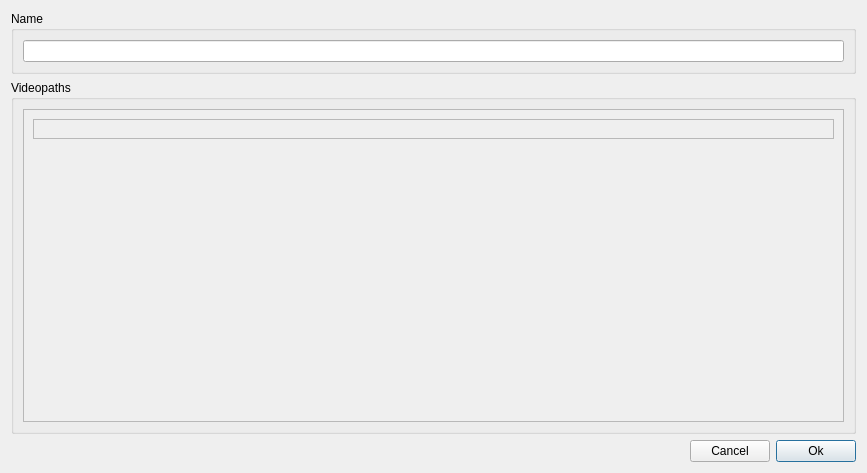
Before: the Qt Designer form src/ui/ui-files/NewTrialDialog.ui in XROMMPackages/xmalab, drawn with Qt 5.
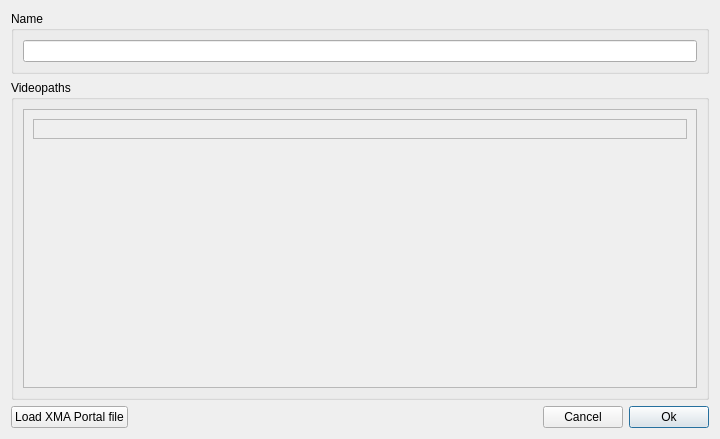
After: the same form once the commit is applied. Icons and pictures are not drawn.

Commit message: fixes #13 Trialdata exported from the portal can be used to create new Trials

Diff of the .ui file:
```diff
--- a/src/ui/ui-files/NewTrialDialog.ui
+++ b/src/ui/ui-files/NewTrialDialog.ui
@@ -6,8 +6,8 @@
    <rect>
     <x>0</x>
     <y>0</y>
-    <width>867</width>
-    <height>473</height>
+    <width>720</width>
+    <height>439</height>
    </rect>
   </property>
   <property name="windowTitle">
@@ -18,7 +18,7 @@
     <normaloff>:/images/resource-files/icons/XMALab-Icon.png</normaloff>:/images/resource-files/icons/XMALab-Icon.png</iconset>
   </property>
   <layout class="QGridLayout" name="gridLayout_4">
-   <item row="3" column="0">
+   <item row="3" column="1">
     <spacer name="horizontalSpacer">
      <property name="orientation">
       <enum>Qt::Horizontal</enum>
@@ -31,21 +31,28 @@
      </property>
     </spacer>
    </item>
-   <item row="3" column="2">
+   <item row="3" column="3">
     <widget class="QPushButton" name="pushButton_OK">
      <property name="text">
       <string>Ok</string>
      </property>
     </widget>
    </item>
-   <item row="3" column="1">
+   <item row="3" column="2">
     <widget class="QPushButton" name="pushButton_Cancel">
      <property name="text">
       <string>Cancel</string>
      </property>
     </widget>
    </item>
-   <item row="2" column="0" colspan="3">
+   <item row="3" column="0">
+    <widget class="QPushButton" name="pushButton_LoadXMA">
+     <property name="text">
+      <string>Load XMA Portal file</string>
+     </property>
+    </widget>
+   </item>
+   <item row="2" column="0" colspan="4">
     <widget class="QGroupBox" name="groupBox">
      <property name="title">
       <string>Videopaths</string>
@@ -61,8 +68,8 @@
           <rect>
            <x>0</x>
            <y>0</y>
-           <width>811</width>
-           <height>268</height>
+           <width>680</width>
+           <height>298</height>
           </rect>
          </property>
          <layout class="QGridLayout" name="gridLayout_2">
@@ -97,7 +104,7 @@
      </layout>
     </widget>
    </item>
-   <item row="1" column="0" colspan="3">
+   <item row="1" column="0" colspan="4">
     <widget class="QGroupBox" name="groupBox_2">
      <property name="title">
       <string>Name</string>
```
The commit also changes 17 other files.
